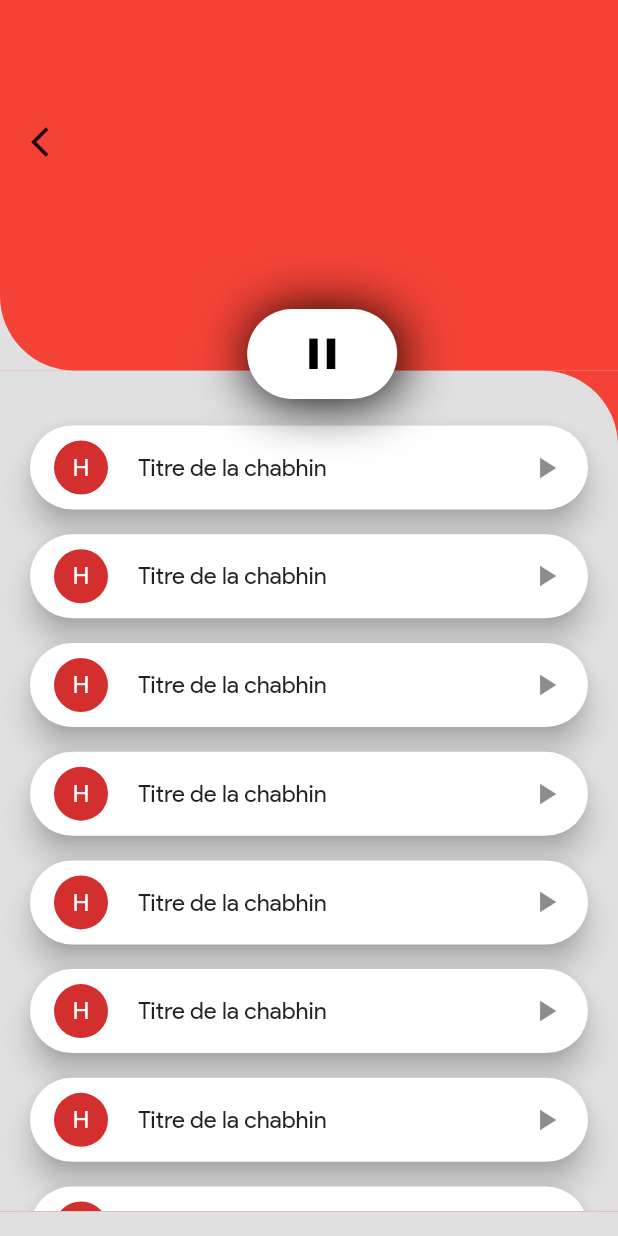
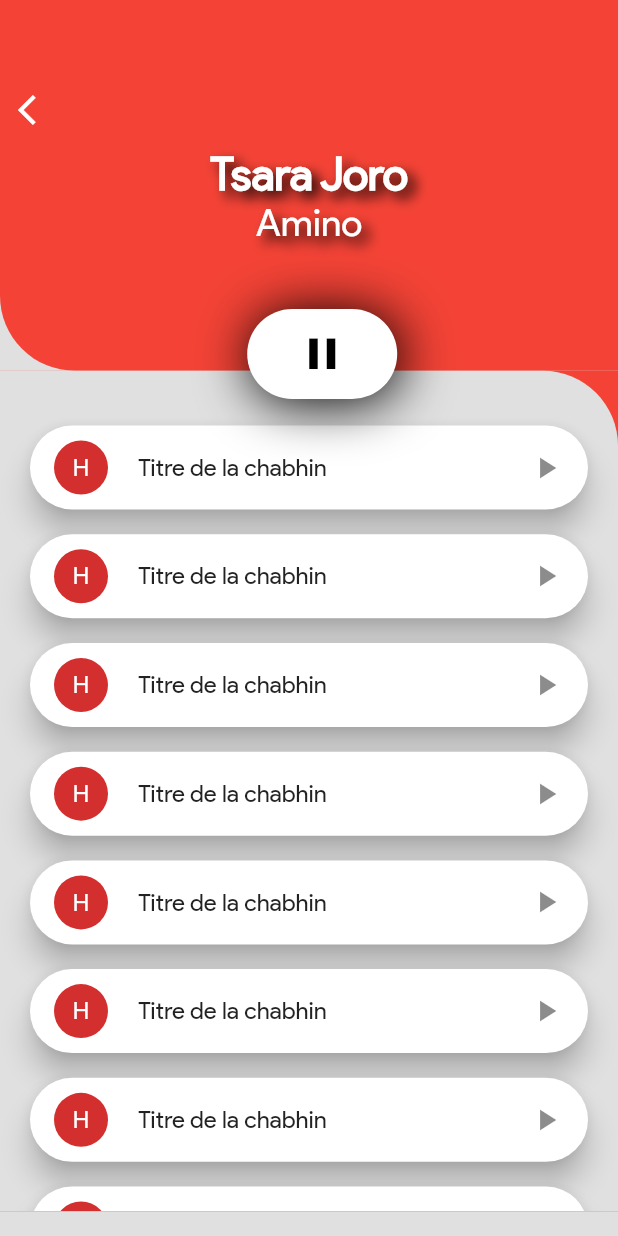
Before and after one commit to c3k4ah/mozika, a Flutter app: the LecturePage screen opened by its route, on a phone screen of 412 x 824 dp. Run offline on Flutter 3.47's test engine with Material 2 defaults, Android fonts, the phone set to English and light mode, and no system bars; our stand-ins replace get, shimmer, sleek_circular_slider.

Commit message:
modif front faramparany

```diff
--- a/lib/views/liste_page.dart
+++ b/lib/views/liste_page.dart
@@ -61,13 +61,50 @@ class PhotoALbumCover extends StatelessWidget {
             borderRadius: BorderRadius.only(bottomLeft: Radius.circular(50)),
           ),
           child: Container(
-            margin:
-                EdgeInsets.only(top: Get.height * .1, left: Get.width * .05),
+            margin: EdgeInsets.only(top: Get.height * .06),
             child: Column(
               children: [
                 Row(
-                  children: [Icon(Icons.arrow_back_ios)],
-                )
+                  mainAxisAlignment: MainAxisAlignment.start,
+                  children: [
+                    IconButton(
+                      icon: Icon(
+                        Icons.arrow_back_ios,
+                        color: Colors.white,
+                      ),
+                      onPressed: () {
+                        Get.back();
+                      },
+                    )
+                  ],
+                ),
+                Text(
+                  'Tsara Joro',
+                  style: TextStyle(
+                    color: Colors.white,
+                    fontSize: 30,
+                    fontWeight: FontWeight.bold,
+                    shadows: [
+                      Shadow(
+                        blurRadius: 10.0,
+                        color: Colors.black,
+                        offset: Offset(5.0, 5.0),
+                      ),
+                    ],
+                  ),
+                ),
+                Text('Amino',
+                    style: TextStyle(
+                      color: Colors.white,
+                      fontSize: 25,
+                      shadows: [
+                        Shadow(
+                          blurRadius: 10.0,
+                          color: Colors.black,
+                          offset: Offset(5.0, 5.0),
+                        ),
+                      ],
+                    )),
               ],
             ),
           )),
```
Also changed, not shown: lib/views/Models/colors.dart (deleted).
